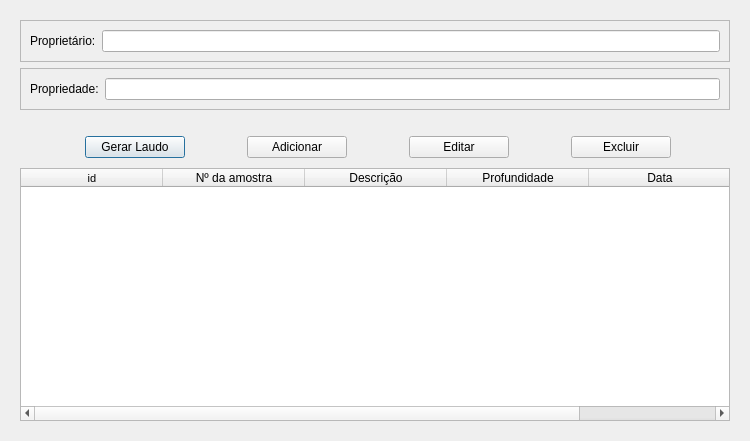
First picture: the form in interface/qt_files/sample_window.ui, repository Marsango/GAIA, before the edit.
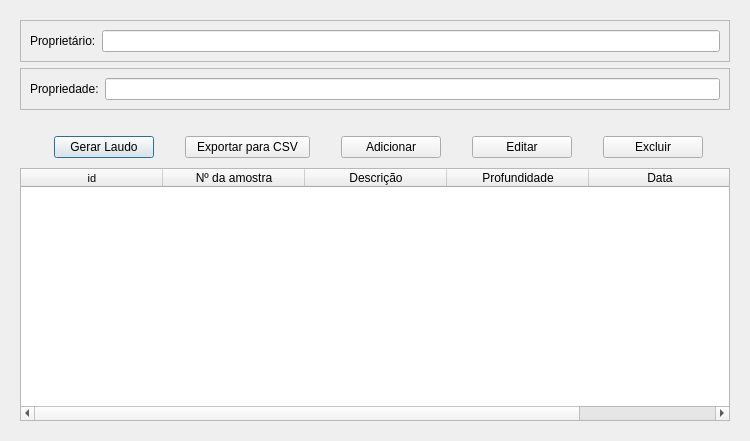
Second picture: the form after the edit.

```diff
--- a/interface/qt_files/sample_window.ui
+++ b/interface/qt_files/sample_window.ui
@@ -121,6 +121,19 @@
            </property>
           </widget>
          </item>
+         <item>
+          <widget class="QPushButton" name="csv_button">
+           <property name="maximumSize">
+            <size>
+             <width>125</width>
+             <height>16777215</height>
+            </size>
+           </property>
+           <property name="text">
+            <string>Exportar para CSV</string>
+           </property>
+          </widget>
+         </item>
          <item>
           <widget class="QPushButton" name="add">
            <property name="maximumSize">
```
